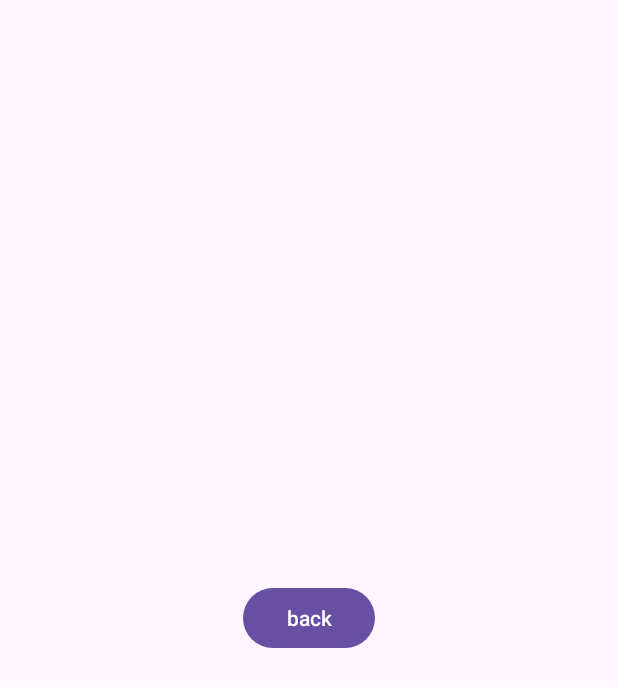
After one commit to JhohellsDL/Components, an Android app: the MainActivity2 screen opened directly, with no data from a screen before it, on a phone screen of 412 x 824 dp. The commit adds this screen. Shown: the top 687 px of the screen. Run offline under Robolectric (Android 15) with nearby library versions, the phone set to English and light mode, and no system bars; Roboto replaces fonts that are not available here.

Commit message:
add fingerprint

```diff
--- a/app/src/main/AndroidManifest.xml
+++ b/app/src/main/AndroidManifest.xml
@@ -1,6 +1,8 @@
 <?xml version="1.0" encoding="utf-8"?>
 <manifest xmlns:android="http://schemas.android.com/apk/res/android"
     xmlns:tools="http://schemas.android.com/tools">
+
+    <uses-permission android:name="android.permission.USE_BIOMETRIC" />
 
     <application
         android:allowBackup="true"
@@ -13,6 +15,9 @@
         android:theme="@style/Theme.Components"
         tools:targetApi="31">
         <activity
+            android:name=".MainActivity2"
+            android:exported="false" />
+        <activity
             android:name=".MainActivity"
             android:exported="true">
             <intent-filter>
@@ -21,6 +26,7 @@
                 <category android:name="android.intent.category.LAUNCHER" />
             </intent-filter>
         </activity>
+
         <meta-data
             android:name="preloaded_fonts"
             android:resource="@array/preloaded_fonts" />
--- /dev/null
+++ b/app/src/main/java/com/jdlstudios/components/MainActivity2.kt
@@ -0,0 +1,19 @@
+package com.jdlstudios.components
+
+import androidx.appcompat.app.AppCompatActivity
+import android.os.Bundle
+import com.jdlstudios.components.databinding.ActivityMain2Binding
+import com.jdlstudios.components.databinding.ActivityMainBinding
+
+class MainActivity2 : AppCompatActivity() {
+    private lateinit var binding: ActivityMain2Binding
+    override fun onCreate(savedInstanceState: Bundle?) {
+        super.onCreate(savedInstanceState)
+        binding = ActivityMain2Binding.inflate(layoutInflater)
+        setContentView(binding.root)
+
+        binding.buttonBack.setOnClickListener {
+            finish()
+        }
+    }
+}
--- /dev/null
+++ b/app/src/main/res/anim/card_click_effect.xml
@@ -0,0 +1,4 @@
+<?xml version="1.0" encoding="utf-8"?>
+<set xmlns:android="http://schemas.android.com/apk/res/android">
+
+</set>
--- /dev/null
+++ b/app/src/main/res/layout/activity_main2.xml
@@ -0,0 +1,19 @@
+<?xml version="1.0" encoding="utf-8"?>
+<androidx.constraintlayout.widget.ConstraintLayout xmlns:android="http://schemas.android.com/apk/res/android"
+    xmlns:app="http://schemas.android.com/apk/res-auto"
+    xmlns:tools="http://schemas.android.com/tools"
+    android:layout_width="match_parent"
+    android:layout_height="match_parent"
+    tools:context=".MainActivity2">
+
+    <Button
+        android:id="@+id/button_back"
+        android:layout_width="wrap_content"
+        android:layout_height="wrap_content"
+        android:text="back"
+        app:layout_constraintTop_toTopOf="parent"
+        app:layout_constraintEnd_toEndOf="parent"
+        app:layout_constraintStart_toStartOf="parent"
+        app:layout_constraintBottom_toBottomOf="parent"/>
+
+</androidx.constraintlayout.widget.ConstraintLayout>
--- a/app/src/main/res/values/colors.xml
+++ b/app/src/main/res/values/colors.xml
@@ -3,6 +3,8 @@
     <color name="black">#FF000000</color>
     <color name="white">#FFFFFFFF</color>
 
+    <color name="fingerprint_color">#00FFFFFF</color>
+
     <color name="gray_progress_bar">#E7E0DA</color>
     <color name="gray_progress_bar_stroke">#D3CFCA</color>
     <color name="orange_progress_bar">#EF8E1F</color>
```
Also changed, not shown: app/src/main/java/com/jdlstudios/components/MainActivity.kt (+69 -11 lines), app/src/main/res/drawable/fingerprint.xml (added, +10 -0 lines), app/src/main/res/layout/activity_main.xml (+26 -8 lines).
